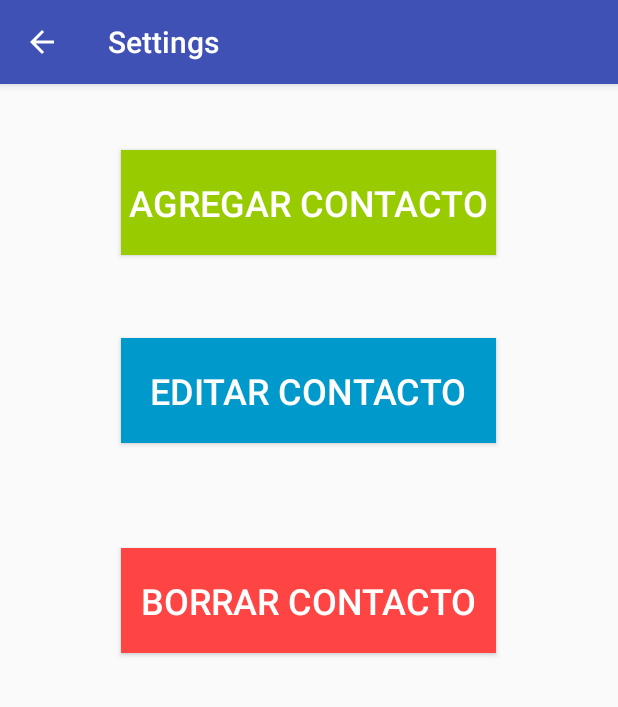
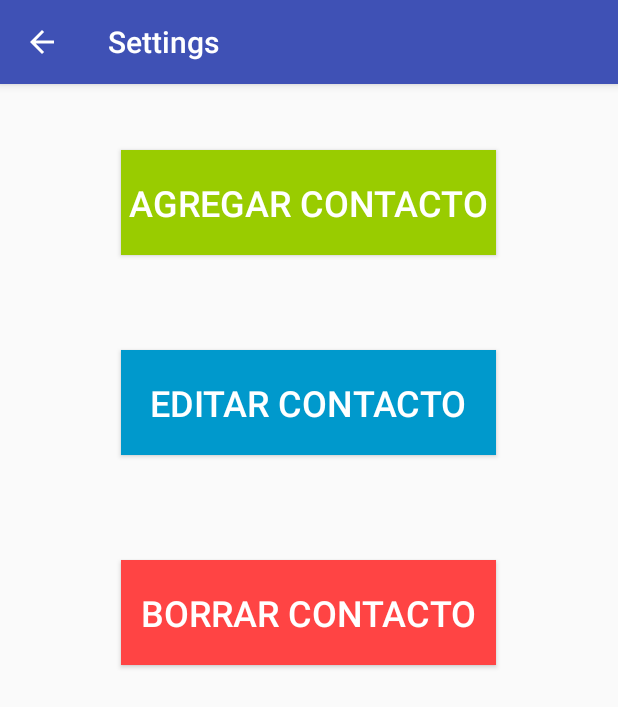
Before and after one commit to hectorortiz96/ListaContactos, an Android app: the SettingsActivity screen opened directly, with no data from a screen before it, on a phone screen of 412 x 824 dp. Shown: the top 707 px of the screen. Run offline under Robolectric (Android 15) with nearby library versions, the phone set to English and light mode, and no system bars.

Commit message:
Added layouts

```diff
--- a/app/src/main/res/layout/activity_settings.xml
+++ b/app/src/main/res/layout/activity_settings.xml
@@ -34,10 +34,10 @@
         android:textSize="24sp"
         tools:layout_editor_absoluteX="67dp"
         tools:layout_editor_absoluteY="184dp"
-        android:layout_marginTop="55dp"
+        android:layout_marginTop="63dp"
         android:layout_below="@+id/buttonAdd"
-        android:layout_alignLeft="@+id/buttonAdd"
-        android:layout_alignStart="@+id/buttonAdd" />
+        android:layout_alignLeft="@+id/buttonDelete"
+        android:layout_alignStart="@+id/buttonDelete" />
 
     <Button
         android:id="@+id/buttonAdd"
```
